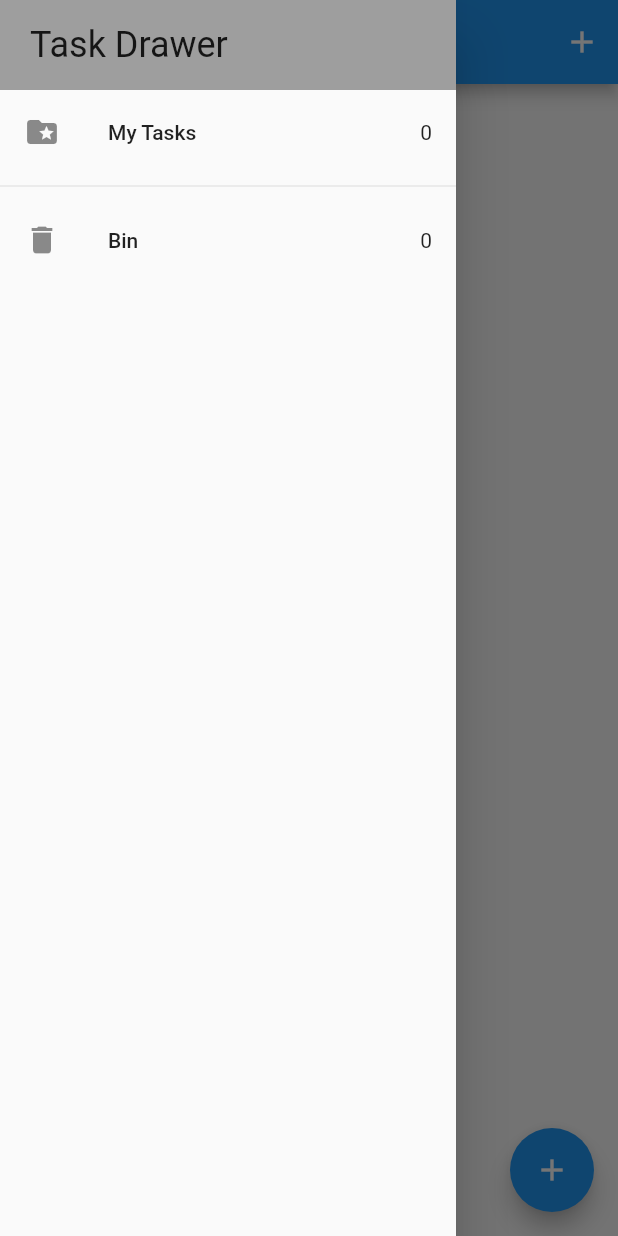
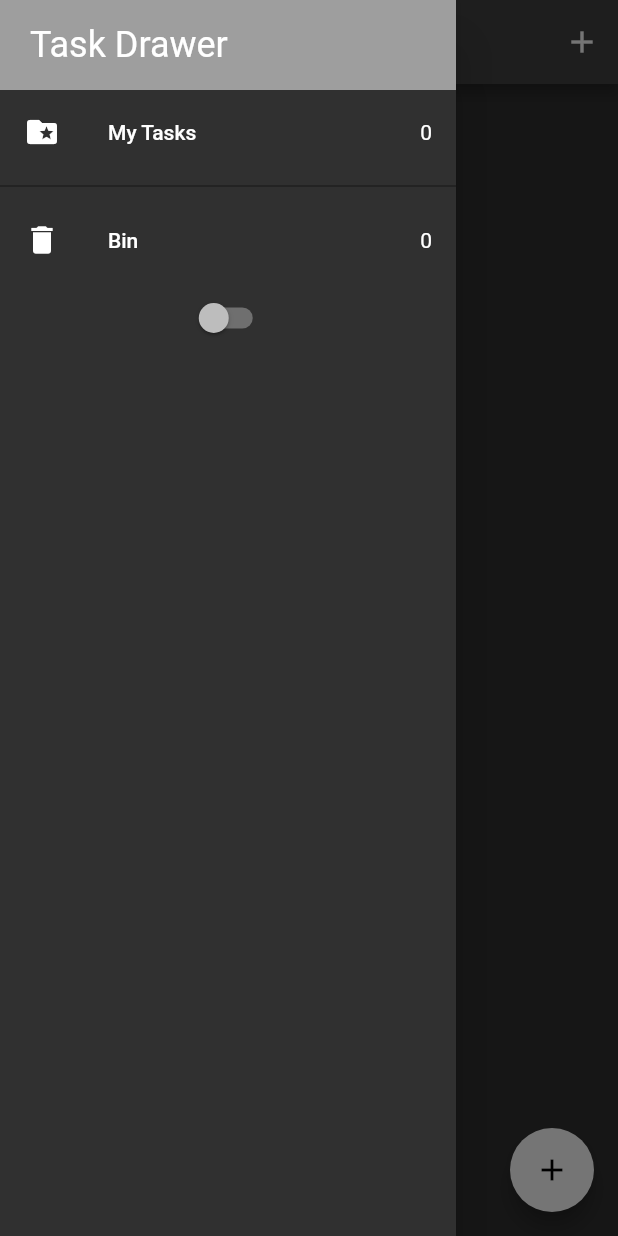
Before and after one commit to burgutov/todo_bloc, a Flutter app: the screen it shows after launch, with the side drawer open, on a phone screen of 412 x 824 dp. Run offline on Flutter 3.47's test engine with Material 2 defaults, Android fonts, the phone set to English and light mode, and no system bars; our stand-ins replace equatable, flutter_bloc, hydrated_bloc.

Commit message:
Add DarkTheme and Switch Theme

```diff
--- a/lib/blocs/bloc_exports.dart
+++ b/lib/blocs/bloc_exports.dart
@@ -1,3 +1,5 @@
-export './bloc/tasks_bloc.dart';
 export 'package:flutter_bloc/flutter_bloc.dart';
 export 'package:hydrated_bloc/hydrated_bloc.dart';
+
+export './tasks_bloc/tasks_bloc.dart';
+export './switch_bloc/switch_bloc.dart';
--- /dev/null
+++ b/lib/blocs/switch_bloc/switch_bloc.dart
@@ -0,0 +1,21 @@
+import 'package:flutter_bloc/flutter_bloc.dart';
+import 'package:equatable/equatable.dart';
+
+part 'switch_event.dart';
+part 'switch_state.dart';
+
+class SwitchBloc extends Bloc<SwitchEvent, SwitchState> {
+  SwitchBloc() : super(const SwitchInitial(switchValue: false)) {
+    on<SwitchOnEvent>(
+        (event, emit) => emit(const SwitchState(switchValue: true)));
+    on<SwitchOffEvent>(_switchOff);
+  }
+
+  _switchOn(SwitchOnEvent event, Emitter emit) {
+    emit(const SwitchState(switchValue: true));
+  }
+
+  _switchOff(SwitchOffEvent event, Emitter emit) {
+    emit(const SwitchState(switchValue: false));
+  }
+}
--- /dev/null
+++ b/lib/blocs/switch_bloc/switch_event.dart
@@ -0,0 +1,12 @@
+part of 'switch_bloc.dart';
+
+abstract class SwitchEvent extends Equatable {
+  const SwitchEvent();
+
+  @override
+  List<Object> get props => [];
+}
+
+class SwitchOnEvent extends SwitchEvent {}
+
+class SwitchOffEvent extends SwitchEvent {}
--- /dev/null
+++ b/lib/blocs/switch_bloc/switch_state.dart
@@ -0,0 +1,15 @@
+part of 'switch_bloc.dart';
+
+class SwitchState extends Equatable {
+  final bool switchValue;
+
+  const SwitchState({required this.switchValue});
+
+  @override
+  List<Object> get props => [switchValue];
+}
+
+class SwitchInitial extends SwitchState {
+  const SwitchInitial({required bool switchValue})
+      : super(switchValue: switchValue);
+}
--- a/lib/main.dart
+++ b/lib/main.dart
@@ -2,6 +2,7 @@ import 'package:flutter/material.dart';
 import 'package:todo_bloc/blocs/bloc_exports.dart';
 import 'package:path_provider/path_provider.dart';
 import 'package:todo_bloc/services/app_router.dart';
+import 'package:todo_bloc/services/app_theme.dart';
 import 'screens/tasks_screen.dart';
 
 void main() async {
@@ -24,15 +25,26 @@ class MyApp extends StatelessWidget {
 
   @override
   Widget build(BuildContext context) {
-    return BlocProvider(
-      create: (context) => TasksBloc(),
-      child: MaterialApp(
-        title: 'Flutter Demo',
-        theme: ThemeData(
-          primarySwatch: Colors.blue,
+    return MultiBlocProvider(
+      providers: [
+        BlocProvider(
+          create: (context) => TasksBloc(),
         ),
-        home: const TasksScreen(),
-        onGenerateRoute: appRouter.onGenerateRoute,
+        BlocProvider(
+          create: (context) => SwitchBloc(),
+        ),
+      ],
+      child: BlocBuilder<SwitchBloc, SwitchState>(
+        builder: (context, state) {
+          return MaterialApp(
+            title: 'Flutter Demo',
+            theme: state.switchValue
+                ? AppThemes.appThemeData[AppTheme.lightTheme]
+                : AppThemes.appThemeData[AppTheme.darkTheme],
+            home: const TasksScreen(),
+            onGenerateRoute: appRouter.onGenerateRoute,
+          );
+        },
       ),
     );
   }
--- a/lib/screens/my_drawer.dart
+++ b/lib/screens/my_drawer.dart
@@ -10,40 +10,57 @@ class MyDrawer extends StatelessWidget {
   Widget build(BuildContext context) {
     return SafeArea(
       child: Drawer(
-        child: BlocBuilder<TasksBloc, TasksState>(
-          builder: (context, state) {
-            return Column(
+        child: Column(
           children: [
             Container(
               width: double.infinity,
-                  padding:
-                      const EdgeInsets.symmetric(vertical: 16, horizontal: 20),
+              padding: const EdgeInsets.symmetric(vertical: 16, horizontal: 20),
               color: Colors.grey,
               child: Text(
                 'Task Drawer',
                 style: Theme.of(context).textTheme.headline5,
               ),
             ),
-                GestureDetector(
-                  onTap: () => Navigator.of(context).pushNamed(TasksScreen.id),
+            BlocBuilder<TasksBloc, TasksState>(
+              builder: (context, state) {
+                return GestureDetector(
+                  onTap: () => Navigator.of(context)
+                      .pushReplacementNamed(TasksScreen.id),
                   child: ListTile(
                     leading: const Icon(Icons.folder_special),
                     title: const Text('My Tasks'),
                     trailing: Text('${state.allTasks.length}'),
                   ),
+                );
+              },
             ),
             const Divider(),
-                GestureDetector(
-                  onTap: () => Navigator.of(context).pushNamed(RecycleBin.id),
+            BlocBuilder<TasksBloc, TasksState>(
+              builder: (context, state) {
+                return GestureDetector(
+                  onTap: () =>
+                      Navigator.of(context).pushReplacementNamed(RecycleBin.id),
                   child: ListTile(
                     leading: const Icon(Icons.delete),
                     title: const Text('Bin'),
                     trailing: Text('${state.removedTasks.length}'),
                   ),
-                ),
-              ],
                 );
               },
+            ),
+            BlocBuilder<SwitchBloc, SwitchState>(
+              builder: (context, state) {
+                return Switch(
+                  value: state.switchValue,
+                  onChanged: (newValue) {
+                    newValue
+                        ? context.read<SwitchBloc>().add(SwitchOnEvent())
+                        : context.read<SwitchBloc>().add(SwitchOffEvent());
+                  },
+                );
+              },
+            )
+          ],
         ),
       ),
     );
--- /dev/null
+++ b/lib/services/app_theme.dart
@@ -0,0 +1,55 @@
+import 'package:flutter/material.dart';
+
+enum AppTheme { lightTheme, darkTheme }
+
+class AppThemes {
+  static final appThemeData = {
+    AppTheme.darkTheme: ThemeData(
+      primarySwatch: Colors.grey,
+      primaryColor: Colors.black,
+      brightness: Brightness.dark,
+      backgroundColor: const Color(0xFF212121),
+      dividerColor: Colors.black54,
+      floatingActionButtonTheme: const FloatingActionButtonThemeData(
+        backgroundColor: Colors.white,
+      ),
+      textButtonTheme: TextButtonThemeData(
+        style: ButtonStyle(
+          foregroundColor: MaterialStateProperty.all(Colors.white),
+        ),
+      ),
+      textTheme: const TextTheme(
+        subtitle1: TextStyle(color: Colors.white),
+      ),
+      bottomNavigationBarTheme: const BottomNavigationBarThemeData(
+          backgroundColor: Colors.grey, unselectedItemColor: Colors.white),
+    ),
+
+    //
+    //
+
+    AppTheme.lightTheme: ThemeData(
+      primarySwatch: Colors.grey,
+      primaryColor: Colors.white,
+      brightness: Brightness.light,
+      backgroundColor: const Color(0xFFE5E5E5),
+      dividerColor: const Color(0xff757575),
+      floatingActionButtonTheme: const FloatingActionButtonThemeData(
+        backgroundColor: Colors.black,
+        foregroundColor: Colors.white,
+      ),
+      textButtonTheme: TextButtonThemeData(
+        style: ButtonStyle(
+          foregroundColor: MaterialStateProperty.all(Colors.black),
+        ),
+      ),
+      textTheme: const TextTheme(
+        subtitle1: TextStyle(color: Colors.black),
+      ),
+      bottomNavigationBarTheme: const BottomNavigationBarThemeData(
+          backgroundColor: Colors.grey,
+          selectedItemColor: Colors.black,
+          unselectedItemColor: Colors.white),
+    ),
+  };
+}
```
Also changed, not shown: lib/blocs/tasks_bloc/tasks_bloc.dart (renamed from lib/blocs/bloc/tasks_bloc.dart), lib/blocs/tasks_bloc/tasks_event.dart (renamed from lib/blocs/bloc/tasks_event.dart), lib/blocs/tasks_bloc/tasks_state.dart (renamed from lib/blocs/bloc/tasks_state.dart). Lines whose indentation alone changed are shown as unchanged.
